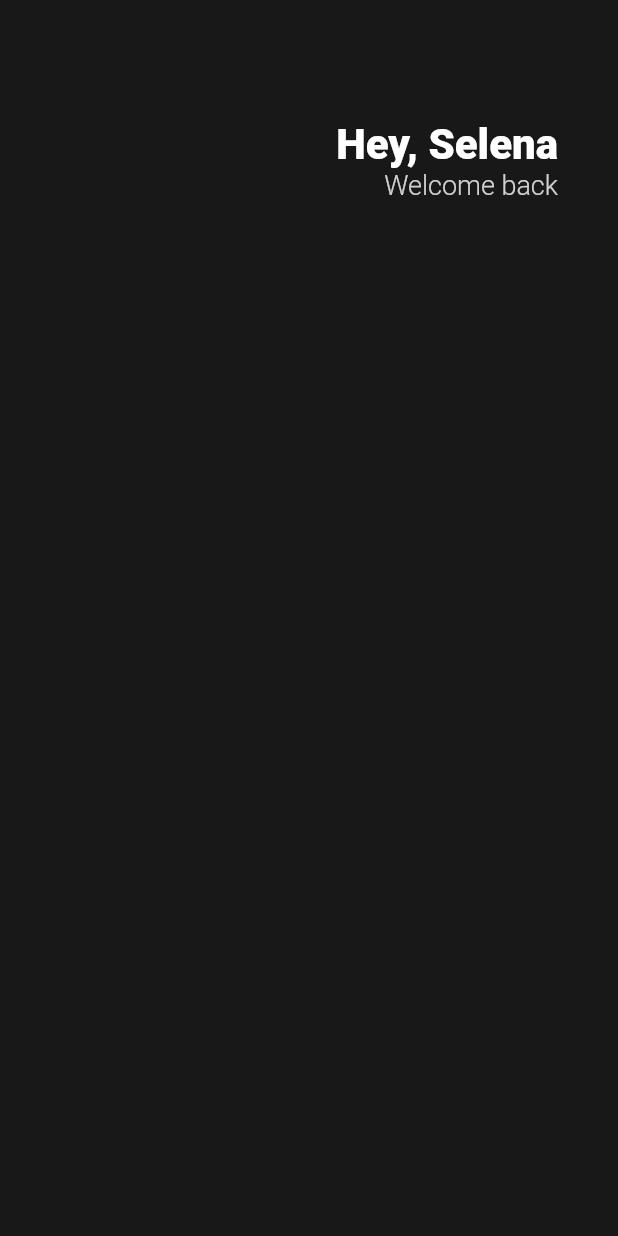
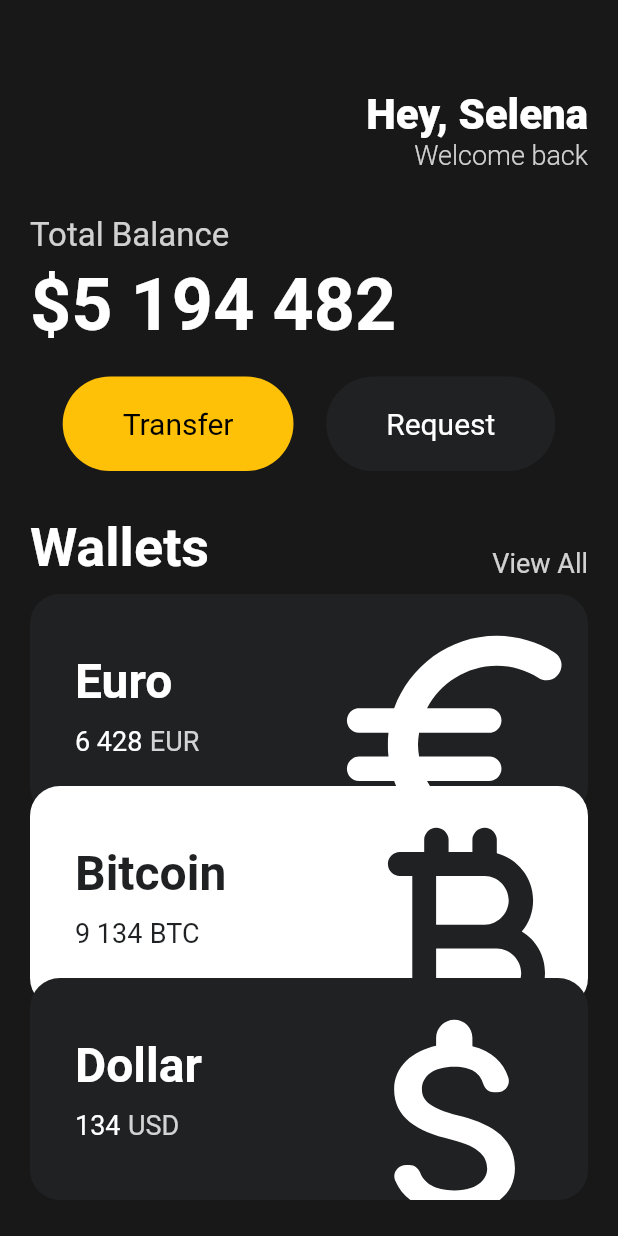
Before and after one commit to SonJi0507/study-log, a Flutter app: the screen it shows after launch, on a phone screen of 412 x 824 dp. Run offline on Flutter 3.47's test engine with Material 2 defaults, Android fonts, the phone set to English and light mode, and no system bars.

Commit message:
nomad coder flutter prac1

```diff
--- a/toonflix/lib/main.dart
+++ b/toonflix/lib/main.dart
@@ -1,21 +1,27 @@
 import 'package:flutter/material.dart';
+import 'package:toonflix/widgets/button.dart';
+import 'package:toonflix/widgets/currency_card.dart';
 
 void main() {
-  runApp(App());
+  runApp(const App());
 }
 
 class App extends StatelessWidget {
+  const App({super.key});
+
   @override
   Widget build(BuildContext context) {
     return MaterialApp(
       home: Scaffold(
-          backgroundColor: Color(0xFF181818),
-          body: Padding(
-            padding: EdgeInsets.symmetric(horizontal: 40),
+        backgroundColor: const Color(0xFF181818),
+        body: SingleChildScrollView(
+          child: Padding(
+            padding: const EdgeInsets.symmetric(horizontal: 20),
             child: Column(
+              crossAxisAlignment: CrossAxisAlignment.start,
               children: [
-                SizedBox(
-                  height: 80,
+                const SizedBox(
+                  height: 60,
                 ),
                 Row(
                   mainAxisAlignment: MainAxisAlignment.end,
@@ -23,7 +29,7 @@
                     Column(
                       crossAxisAlignment: CrossAxisAlignment.end,
                       children: [
-                        Text(
+                        const Text(
                           'Hey, Selena',
                           style: TextStyle(
                             color: Colors.white,
@@ -42,10 +48,102 @@
                       ],
                     )
                   ],
-                )
+                ),
+                const SizedBox(
+                  height: 30,
+                ),
+                Text(
+                  "Total Balance",
+                  style: TextStyle(
+                    fontSize: 22,
+                    color: Colors.white.withOpacity(0.8),
+                  ),
+                ),
+                const SizedBox(
+                  height: 5,
+                ),
+                const Text(
+                  "\$5 194 482",
+                  style: TextStyle(
+                    fontSize: 48,
+                    fontWeight: FontWeight.w600,
+                    color: Colors.white,
+                  ),
+                ),
+                const SizedBox(
+                  height: 20,
+                ),
+                const Row(
+                  mainAxisAlignment: MainAxisAlignment.spaceEvenly,
+                  children: [
+                    Button(
+                      text: 'Transfer',
+                      bgColor: Colors.amber,
+                      textColor: Colors.black,
+                    ),
+                    Button(
+                      text: 'Request',
+                      bgColor: Color(0xFF1F2123),
+                      textColor: Colors.white,
+                    )
+                  ],
+                ),
+                const SizedBox(
+                  height: 30,
+                ),
+                Row(
+                  mainAxisAlignment: MainAxisAlignment.spaceBetween,
+                  crossAxisAlignment: CrossAxisAlignment.end,
+                  children: [
+                    const Text(
+                      'Wallets',
+                      style: TextStyle(
+                        color: Colors.white,
+                        fontSize: 36,
+                        fontWeight: FontWeight.w600,
+                      ),
+                    ),
+                    Text(
+                      'View All',
+                      style: TextStyle(
+                        color: Colors.white.withOpacity(0.8),
+                        fontSize: 18,
+                      ),
+                    ),
+                  ],
+                ),
+                const SizedBox(
+                  height: 10,
+                ),
+                const CurrencyCard(
+                  name: 'Euro',
+                  code: 'EUR',
+                  amount: '6 428',
+                  icon: Icons.euro_rounded,
+                  isInverted: false,
+                  offset: 0,
+                ),
+                const CurrencyCard(
+                  name: 'Bitcoin',
+                  code: 'BTC',
+                  amount: '9 134',
+                  icon: Icons.currency_bitcoin_rounded,
+                  isInverted: true,
+                  offset: -20,
+                ),
+                const CurrencyCard(
+                  name: 'Dollar',
+                  code: 'USD',
+                  amount: '134',
+                  icon: Icons.attach_money_rounded,
+                  isInverted: false,
+                  offset: -40,
+                ),
               ],
             ),
-          )),
+          ),
+        ),
+      ),
     ); // -> (Android 느낌), CupertinoApp -> (ios느낌)
   }
 }
--- /dev/null
+++ b/toonflix/lib/widgets/button.dart
@@ -0,0 +1,37 @@
+import 'package:flutter/material.dart';
+
+class Button extends StatelessWidget {
+  final String text;
+  final Color bgColor;
+  final Color textColor;
+
+  const Button({
+    super.key,
+    required this.text,
+    required this.bgColor,
+    required this.textColor,
+  });
+
+  @override
+  Widget build(BuildContext context) {
+    return Container(
+      decoration: BoxDecoration(
+        color: bgColor,
+        borderRadius: BorderRadius.circular(45),
+      ),
+      child: Padding(
+        padding: const EdgeInsets.symmetric(
+          vertical: 20,
+          horizontal: 40,
+        ),
+        child: Text(
+          text,
+          style: TextStyle(
+            color: textColor,
+            fontSize: 20,
+          ),
+        ),
+      ),
+    );
+  }
+}
--- /dev/null
+++ b/toonflix/lib/widgets/currency_card.dart
@@ -0,0 +1,93 @@
+import 'package:flutter/material.dart';
+
+class CurrencyCard extends StatelessWidget {
+  final String name, code, amount;
+  final IconData icon;
+  final bool isInverted;
+  final double offset;
+  final _blackColor = const Color(0xFF1F2123);
+
+  const CurrencyCard({
+    super.key,
+    required this.name,
+    required this.code,
+    required this.amount,
+    required this.icon,
+    required this.isInverted,
+    required this.offset,
+  });
+
+  @override
+  Widget build(BuildContext context) {
+    return Transform.translate(
+      offset: Offset(0, offset),
+      child: Container(
+        clipBehavior: Clip.hardEdge,
+        decoration: BoxDecoration(
+          color: isInverted ? Colors.white : _blackColor,
+          borderRadius: BorderRadius.circular(20),
+        ),
+        child: Padding(
+          padding: const EdgeInsets.symmetric(
+            vertical: 30,
+            horizontal: 30,
+          ),
+          child: Row(
+            mainAxisAlignment: MainAxisAlignment.spaceBetween,
+            children: [
+              Column(
+                crossAxisAlignment: CrossAxisAlignment.start,
+                children: [
+                  Text(
+                    name,
+                    style: TextStyle(
+                        color: isInverted ? _blackColor : Colors.white,
+                        fontSize: 32,
+                        fontWeight: FontWeight.w600),
+                  ),
+                  const SizedBox(
+                    height: 10,
+                  ),
+                  Row(
+                    children: [
+                      Text(
+                        amount,
+                        style: TextStyle(
+                          color: isInverted ? _blackColor : Colors.white,
+                          fontSize: 18,
+                        ),
+                      ),
+                      const SizedBox(
+                        width: 5,
+                      ),
+                      Text(
+                        code,
+                        style: TextStyle(
+                          fontSize: 18,
+                          color: isInverted
+                              ? _blackColor
+                              : Colors.white.withOpacity(0.8),
+                        ),
+                      ),
+                    ],
+                  ),
+                ],
+              ),
+              Transform.scale(
+                scale: 2.2,
+                child: Transform.translate(
+                  offset: const Offset(-5, 12),
+                  child: Icon(
+                    icon,
+                    color: isInverted ? _blackColor : Colors.white,
+                    size: 88,
+                  ),
+                ),
+              )
+            ],
+          ),
+        ),
+      ),
+    );
+  }
+}
```
Also changed, not shown: 1 other file.
